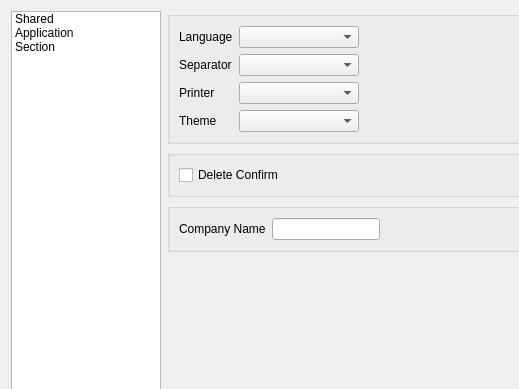
Old version of the form dialog/preferences.ui in the repository ytxerp/ytx-client; both pictures show x 0 to 519 and y 0 to 389 of the 800 by 600 pixel window.
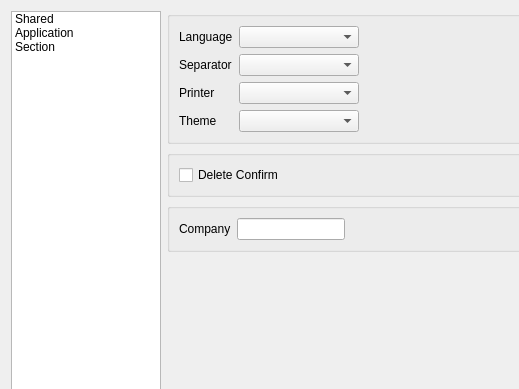
New version of the form. The open tabs and pages were chosen to show the change. Custom widgets are drawn as their Qt base class.

What changed in the file:
```diff
--- a/dialog/preferences.ui
+++ b/dialog/preferences.ui
@@ -306,7 +306,7 @@
           <item row="0" column="0">
            <widget class="QLabel" name="label_7">
             <property name="text">
-             <string>Company Name</string>
+             <string>Company</string>
             </property>
            </widget>
           </item>
```
Left out of the diff: 6 changed lines with no effect on the pictures.
